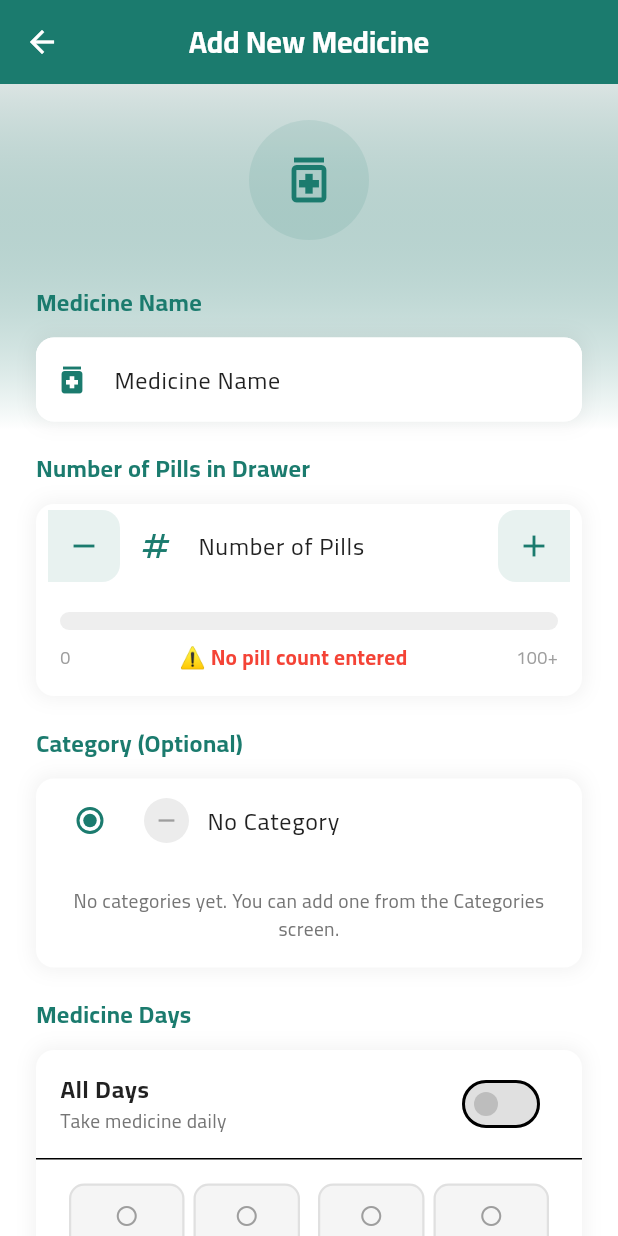
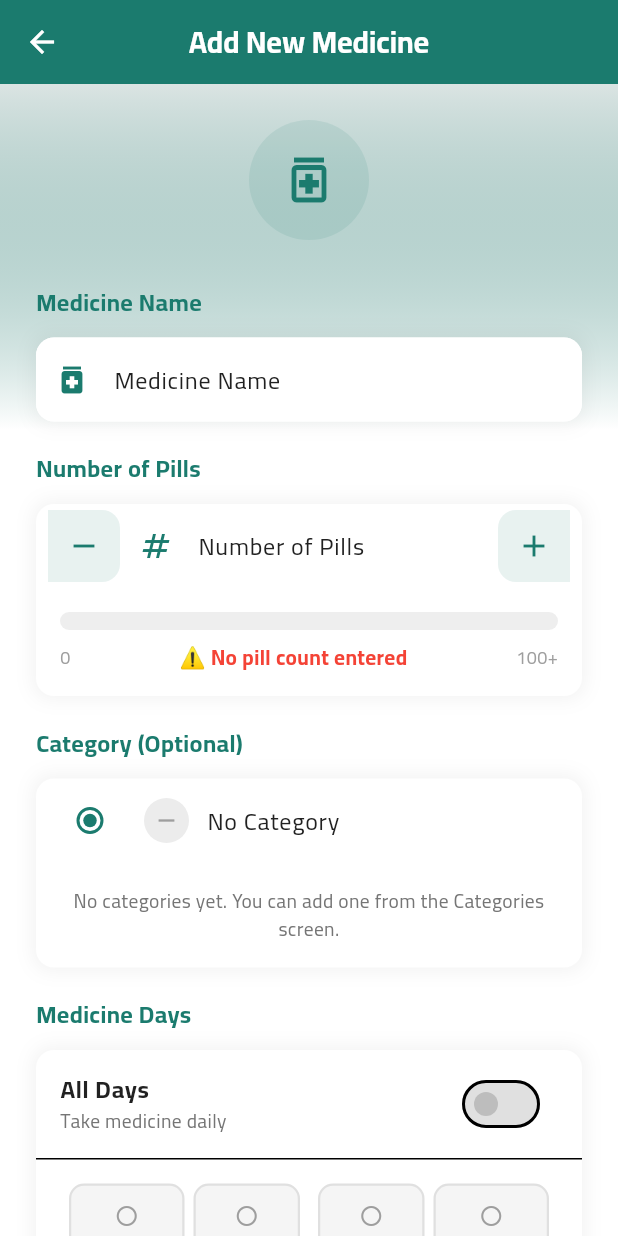
Before and after one commit to mahmoudawadmohammad/My_Medicine, a Flutter app: the AddMedicineScreen screen opened directly, on a phone screen of 412 x 824 dp. Run offline on Flutter 3.47's test engine with Material 3 defaults, Android fonts, the phone set to English and light mode, and no system bars; our stand-ins replace cloud_firestore, firebase_auth, firebase_core, fl_chart, flutter_animate, flutter_local_notifications and 9 more; missing offline and left inert: workmanager; accounts and stored records are empty.

Commit message:
Update app_translations.dart

```diff
--- a/lib/core/localization/app_translations.dart
+++ b/lib/core/localization/app_translations.dart
@@ -11,8 +11,6 @@ class AppTranslations extends Translations {
     'ar': {
       // التطبيق
       'app_name': 'دوائي',
-      'app_full_name': 'صندوق الدواء الذكي',
-      'app_slogan': 'دوائي في أدراج ذكية',
       'loading': 'جاري التحميل...',
       'for_your_health': 'لصحتك الأفضل',
       // الرئيسية
@@ -22,9 +20,6 @@ class AppTranslations extends Translations {
       'add_medicine_hint': 'اضغط على "إضافة" للبدء',
       'add': 'إضافة',
 
-      // الأدراج
-      'drawer': 'الدرج',
-      'open_drawer': '🔔 افتح الدرج',
       'ready': '⚪ جاهز',
       'occupied': 'مشغول',
       'available': 'متاح',
@@ -40,7 +35,6 @@ class AppTranslations extends Translations {
       'disable_medicine': 'تعطيل الدواء',
       'enable_medicine': 'تفعيل الدواء',
       'delete_medicine': 'حذف الدواء',
-      'refill_drawer': 'إعادة تعبئة الدرج',
       'current_pills': 'الحبات الحالية',
       'pills_to_add': 'عدد الحبات المراد إضافتها',
       'total_will_be': 'سيصبح المجموع',
@@ -54,10 +48,9 @@ class AppTranslations extends Translations {
       'pill': 'حبة',
       'pills':'حبات',
       'number':'رقم',
-      'pill_count': 'عدد الحبات في الدرج',
+      'pill_count': 'عدد الحبات',
       'pill_count_label': 'عدد الحبات',
       'pill_count_hint': 'مثال: 30',
-      'select_drawer': 'اختر الدرج',
       'dose_time': 'وقت الجرعة اليومية',
       'days_title': 'أيام تناول الدواء',
       'all_days': 'كل الأيام',
@@ -67,7 +60,6 @@ class AppTranslations extends Translations {
       'summary_medicine': 'الدواء',
       'summary_pills': 'عدد الحبات',
       'summary_days': 'الأيام',
-      'summary_drawer': 'الدرج',
       'summary_time': 'الوقت',
       'days_selected': 'الأيام المختارة',
       'unknown': 'غير معروف',
@@ -95,7 +87,6 @@ class AppTranslations extends Translations {
       'fri_short': 'جمعة',
 
       // الإعدادات
-      'bluetooth':'البلوتوث',
       'settings': 'الإعدادات',
       'notifications': 'الإشعارات',
       'enable_notifications': 'تفعيل الإشعارات',
@@ -130,9 +121,6 @@ class AppTranslations extends Translations {
       'invalid_number': 'الرجاء إدخال رقم صحيح',
       'max_pills': 'الحد الأقصى هو 100 حبة',
       'select_day': 'الرجاء اختيار يوم واحد على الأقل',
-      'drawer_occupied': 'الدرج مشغول - الرجاء اختيار درج آخر',
-      'all_drawers_occupied_full': 'جميع الأدراج مشغولة حالياً. الرجاء حذف أو إنهاء أحد الأدوية الموجودة أولاً.',
-      'all_drawers_occupied': 'جميع الأدراج مشغولة حالياً ⚠️',
       'notifications_enabled': '✅ تم تفعيل الإشعارات',
       'notifications_disabled': '🔕 تم تعطيل الإشعارات',
       'sound_enabled': '✅ تم تفعيل الصوت',
@@ -149,15 +137,12 @@ class AppTranslations extends Translations {
       'delete': 'حذف',
       'yes': 'نعم',
       'no': 'لا',
-      'drawer_busy': 'الدرج مشغول',
-      'drawer_in_use': 'الدرج مستخدم حالياً. الرجاء اختيار درج آخر.',
       'no_pills_entered': '⚠️ لم يتم إدخال عدد الحبات',
       'only_one_pill': '💊 حبة واحدة فقط',
       'low_count': '⚠️ عدد قليل',
       'medium_amount': '💊 كمية متوسطة',
       'good_amount': '✅ كمية جيدة',
       'abundant_amount': '✅ كمية وفيرة',
-      'drawer_number': 'الدرج رقم',
       'will_be_lost': 'سيتم فقدان',
       'refill_done': '✅ تمت التعبئة',
       'added_successfully': 'تمت إضافة',
@@ -176,7 +161,6 @@ class AppTranslations extends Translations {
       'already_taken_today': 'ملاحظة: تم تناول الدواء اليوم مسبقاً في الموعد المجدول',
       'take': 'تناول',
       'take_manually': 'تناول يدوياً',
-      'drawer_no': 'الدرج رقم',
       'medicine_taken_today': '✅ تم تناول الدواء اليوم',
       'dose_schedule_time': 'وقت الجرعة',
       'take_pill': 'تناول حبة',
@@ -190,8 +174,6 @@ class AppTranslations extends Translations {
       'failed_load_medicines': 'فشل تحميل الأدوية',
       'warning_alert': '⚠️ تنبيه',
       'pills_run_out': 'نفذت حبات',
-      'in_drawer': 'في الدرج',
-      'drawer_number_range': 'رقم الدرج يجب أن يكون بين 1 و 4',
       'min_one_pill': 'يجب إدخال حبة واحدة على الأقل',
       'success': '✅ نجاح',
       'successfully': 'بنجاح',
@@ -199,9 +181,6 @@ class AppTranslations extends Translations {
       'deleted_success': 'تم الحذف',
       'failed_delete_medicine': 'فشل حذف الدواء',
       'failed_refill': 'فشل إعادة التعبئة',
-      'empty_or_unused': 'فارغ أو غير مستخدم',
-      'no_active_medicine': 'لا يوجد دواء نشط في الدرج',
-      'no_pills_in_drawer': 'لا توجد حبات متبقية في الدرج',
       'taken_success': '✅ تم التناول',
       'took_pill_from': 'تم تناول حبة من',
       'remaining_colon': 'المتبقي:',
@@ -209,11 +188,6 @@ class AppTranslations extends Translations {
       'manually_period': 'يدوياً.',
       'outside_schedule': 'هذا التناول خارج الموعد المجدول',
       'failed_record_intake': 'فشل تسجيل التناول:',
-      'empty_and_available': 'فارغ ومتاح للاستخدام',
-      'medicine_due_now': 'يوجد دواء مستحق الآن!',
-      'one_pill_remaining': 'حبة متبقية',
-      'contains_active_medicine': 'يحتوي دواء نشط',
-      'check_drawer': 'فحص الدرج',
 
       // إشعارات
       'notification_medicine': 'موعد الدواء',
@@ -224,7 +198,7 @@ class AppTranslations extends Translations {
       'notification_low_stock': '⚠️ المخزون منخفض',
       'notification_empty': '🚫 نفذت الحبات',
       'medicine_time': 'حان وقت الدواء',
-      'out_of_pills_refill': '⚠️ نفذت الحبات! الرجاء إعادة تعبئة الدرج.',
+      'out_of_pills_refill': '⚠️ نفذت الحبات! الرجاء إعادة التعبئة.',
       'note_outside_schedule': 'ملاحظة: هذا التناول خارج الموعد المجدول',
       'alert': 'تنبيه',
       'important_alert': 'تنبيه مهم',
@@ -248,28 +222,6 @@ class AppTranslations extends Translations {
       'skip': 'تخطي',
       'get_started': 'هيا نبدأ',
 
-      //البلوتوث
-      'not_connected': 'غير متصل',
-      'bluetooth_disabled': 'البلوتوث معطل',
-      'please_enable_bluetooth': 'الرجاء تفعيل البلوتوث',
-      'ready_to_connect': 'جاهز للاتصال',
-      'searching': 'جاري البحث...',
-      'devices_found': 'تم العثور على',
-      'devices': 'أجهزة',
-      'scan_error': 'خطأ في البحث',
-      'connecting': 'جاري الاتصال...',
-      'connected_to': 'متصل بـ',
-      'connection_lost': 'انقطع الاتصال',
-      'connection_failed': 'فشل الاتصال',
-      'not_connected_cannot_send': 'غير متصل - لا يمكن الإرسال',
-      'send_success': 'تم الإرسال بنجاح',
-      'send_error': 'خطأ في الإرسال',
-      'disconnected': 'تم قطع الاتصال',
-      'loading_bluet': 'جاري...',
-      'search': 'بحث',
-      'cut': 'قطع',
-      'no_devices': 'لا توجد أجهزة',
-      'connect': 'اتصال',
 
       // ===== التصنيفات =====
       'categories': 'التصنيفات',
@@ -410,8 +362,6 @@ class AppTranslations extends Translations {
     'en': {
       // App
       'app_name': 'My Medicine',
-      'app_full_name': 'Smart Pillbox',
-      'app_slogan': 'Your Medicine in Smart Drawers',
       'loading': 'Loading...',
       'for_your_health': 'For your better health',
 
@@ -423,8 +373,6 @@ class AppTranslations extends Translations {
       'add': 'Add',
 
       // Drawers
-      'drawer': 'Drawer',
-      'open_drawer': '🔔 Open Drawer',
       'ready': '⚪ Ready',
       'occupied': 'Occupied',
       'available': 'Available',
@@ -440,7 +388,6 @@ class AppTranslations extends Translations {
       'disable_medicine': 'Disable medicine',
       'enable_medicine': 'Enable medicine',
       'delete_medicine': 'Delete medicine',
-      'refill_drawer': 'Refill drawer',
       'current_pills': 'Current pills',
       'pills_to_add': 'Number of pills to add',
       'total_will_be': 'Total will be',
@@ -454,10 +401,9 @@ class AppTranslations extends Translations {
       'pill': 'Pill',
       'pills':'Pills',
       'number':'Number',
-      'pill_count': 'Number of Pills in Drawer',
+      'pill_count': 'Number of Pills',
       'pill_count_label': 'Number of Pills',
       'pill_count_hint': 'Example: 30',
-      'select_drawer': 'Select Drawer',
       'dose_time': 'Daily Dose Time',
       'days_title': 'Medicine Days',
       'all_days': 'All Days',
@@ -467,7 +413,6 @@ class AppTranslations extends Translations {
       'summary_medicine': 'Medicine',
       'summary_pills': 'Pill Count',
       'summary_days': 'Days',
-      'summary_drawer': 'Drawer',
       'summary_time': 'Time',
       'days_selected': 'Selected Days',
       'unknown': 'Unknown',
@@ -495,7 +440,6 @@ class AppTranslations extends Translations {
       'fri_short': 'Fri',
 
       // Settings
-      'bluetooth':'Bluetooth',
       'settings': 'Settings',
       'notifications': 'Notifications',
       'enable_notifications': 'Enable Notifications',
@@ -530,9 +474,6 @@ class AppTranslations extends Translations {
       'invalid_number': 'Please enter a valid number',
       'max_pills': 'Maximum is 100 pills',
       'select_day': 'Please select at least one day',
-      'drawer_occupied': 'Drawer occupied - please select another',
-      'all_drawers_occupied': 'All drawers are occupied ⚠️',
-      'all_drawers_occupied_full': 'All drawers are currently occupied. Please delete or finish one of the existing medicines first.',
       'notifications_enabled': '✅ Notifications enabled',
       'notifications_disabled': '🔕 Notifications disabled',
       'sound_enabled': '✅ Sound enabled',
@@ -549,15 +490,12 @@ class AppTranslations extends Translations {
       'delete': 'Delete',
       'yes': 'Yes',
       'no': 'No',
-      'drawer_busy': 'Drawer is occupied',
-      'drawer_in_use': 'Drawer is currently in use. Please choose another drawer.',
       'no_pills_entered': '⚠️ No pill count entered',
       'only_one_pill': '💊 Only one pill',
       'low_count': '⚠️ Low count',
       'medium_amount': '💊 Medium amount',
       'good_amount': '✅ Good amount',
       'abundant_amount': '✅ Abundant amount',
-      'drawer_number': 'Drawer No.',
       'will_be_lost': 'will be lost',
       'refill_done': '✅ Refill done',
       'added_successfully': 'Added successfully',
@@ -576,7 +514,6 @@ class AppTranslations extends Translations {
       'already_taken_today': 'Note: The medicine was already taken today at the scheduled time',
       'take': 'Take',
       'take_manually': 'Take manually',
-      'drawer_no': 'Drawer No.',
       'medicine_taken_today': '✅ Medicine taken today',
       'dose_schedule_time': 'Dose time',
       'take_pill': 'Take a pill',
@@ -590,8 +527,6 @@ class AppTranslations extends Translations {
       'failed_load_medicines': 'Failed to load medicines',
       'warning_alert': '⚠️ Alert',
       'pills_run_out': 'Pills ran out',
-      'in_drawer': 'in drawer',
-      'drawer_number_range': 'Drawer number must be between 1 and 4',
       'min_one_pill': 'At least one pill must be entered',
       'success': '✅ Success',
       'successfully': 'successfully',
@@ -599,9 +534,6 @@ class AppTranslations extends Translations {
       'deleted_success': 'Deleted',
       'failed_delete_medicine': 'Failed to delete medicine',
       'failed_refill': 'Refill failed',
-      'empty_or_unused': 'Empty or unused',
-      'no_active_medicine': 'No active medicine in the drawer',
-      'no_pills_in_drawer': 'No pills left in the drawer',
       'taken_success': '✅ Taken',
       'took_pill_from': 'Took a pill of',
       'remaining_colon': 'Remaining:',
@@ -609,11 +541,6 @@ class AppTranslations extends Translations {
       'manually_period': 'manually.',
       'outside_schedule': 'This intake is outside the scheduled time',
       'failed_record_intake': 'Failed to record intake:',
-      'empty_and_available': 'Empty and available for use',
-      'medicine_due_now': 'There is a medicine due now!',
-      'one_pill_remaining': 'pill remaining',
-      'contains_active_medicine': 'Contains active medicine',
-      'check_drawer': 'Check drawer',
 
       // Notifications
       'notification_medicine': 'Medicine Time',
@@ -624,7 +551,7 @@ class AppTranslations extends Translations {
       'notification_low_stock': '⚠️ Low Stock',
       'notification_empty': '🚫 Out of Pills',
       'medicine_time': 'Medicine time',
-      'out_of_pills_refill': '⚠️ Out of pills! Please refill the drawer.',
+      'out_of_pills_refill': '⚠️ Out of pills! Please refill.',
       'note_outside_schedule': 'Note: This intake is outside the scheduled time',
       'alert': 'Alert',
       'important_alert': 'Important alert',
@@ -647,29 +574,6 @@ class AppTranslations extends Translations {
       'onboarding_subtitle4': 'Never miss a dose with our advanced notification system',
       'skip': 'Skip',
       'get_started': 'Get Started',
-
-      //Bluetooth
-      'not_connected': 'Not connected',
-      'bluetooth_disabled': 'Bluetooth is disabled',
-      'please_enable_bluetooth': 'Please enable Bluetooth',
-      'ready_to_connect': 'Ready to connect',
-      'searching': 'Searching...',
-      'devices_found': 'Found',
-      'devices': 'Devices',
-      'scan_error': 'Scan error',
-      'connecting': 'Connecting...',
-      'connected_to': 'Connected to',
-      'connection_lost': 'Connection lost',
-      'connection_failed': 'Connection failed',
-      'not_connected_cannot_send': 'Not connected - Cannot send',
-      'send_success': 'Sent successfully',
-      'send_error': 'Send error',
-      'disconnected': 'Disconnected',
-      'loading_bluet': 'Loading...',
-      'search': 'Search',
-      'cut': 'Disconnect',
-      'no_devices': 'No devices',
-      'connect': 'Connect',
 
       // ===== Categories =====
       'categories': 'Categories',
```
